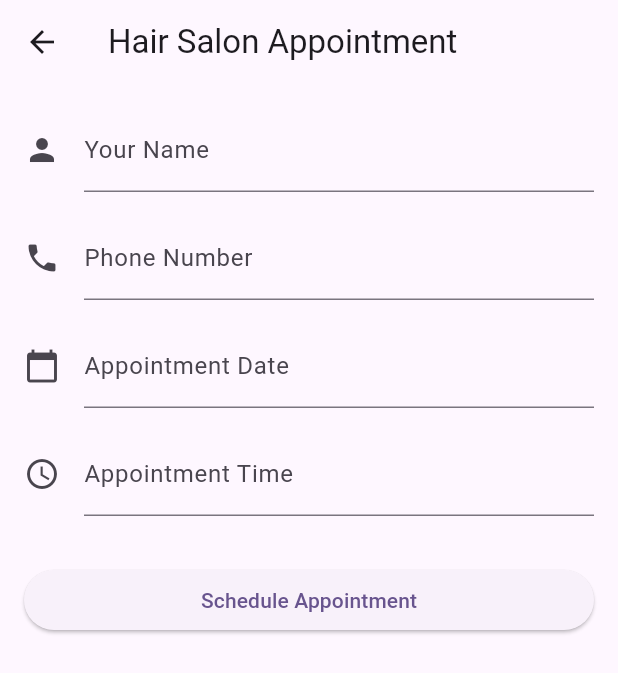
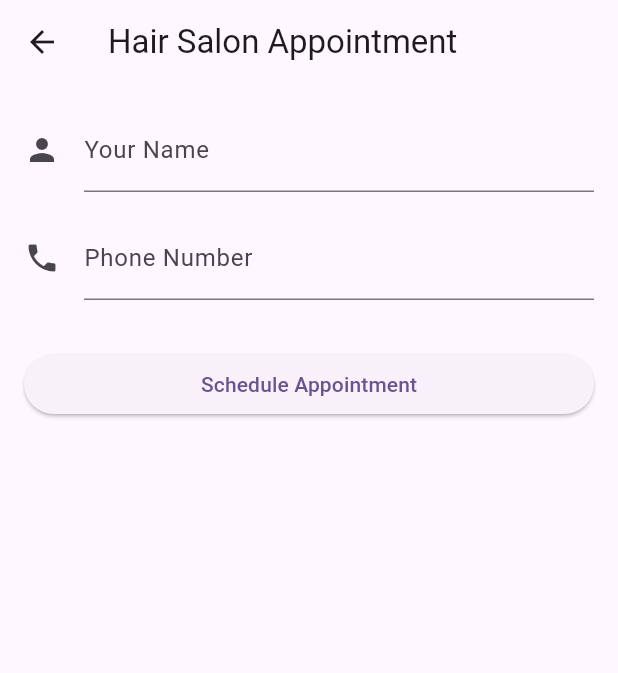
Before and after one commit to jorgesanfz/manager, a Flutter app: the HairSalonAppointmentForm screen opened directly, after a tap on "Schedule Appointment", on a phone screen of 412 x 824 dp. Shown: the top 673 px of the screen. Run offline on Flutter 3.47's test engine with Material 3 defaults, Android fonts, the phone set to English and light mode, and no system bars; our stand-ins replace flutter_riverpod.

Commit message:
💄 form

```diff
--- a/lib/widgets/booking_calendar/day_view.dart
+++ b/lib/widgets/booking_calendar/day_view.dart
@@ -122,7 +122,7 @@ void _showDialog(BuildContext context) {
     context: context,
     builder: (BuildContext context) {
         return Container(
-         padding: EdgeInsets.all(50),
+         padding: EdgeInsets.all(140),
             child: Dialog(
           child: HairSalonAppointmentForm(),),
       );
--- a/lib/widgets/meet/form.dart
+++ b/lib/widgets/meet/form.dart
@@ -52,40 +52,10 @@ class _HairSalonAppointmentFormState extends State<HairSalonAppointmentForm> {
                   return null;
                 },
               ),
-              SizedBox(height: 16),
-              TextFormField(
-                controller: dateController,
-                keyboardType: TextInputType.datetime,
-                decoration: InputDecoration(
-                  labelText: 'Appointment Date',
-                  icon: Icon(Icons.calendar_today),
-                ),
-                validator: (value) {
-                  if (value == null || value.isEmpty) {
-                    return 'Please enter the appointment date';
-                  }
-                  return null;
-                },
-              ),
-              SizedBox(height: 16),
-              TextFormField(
-                controller: timeController,
-                keyboardType: TextInputType.datetime,
-                decoration: InputDecoration(
-                  labelText: 'Appointment Time',
-                  icon: Icon(Icons.access_time),
-                ),
-                validator: (value) {
-                  if (value == null || value.isEmpty) {
-                    return 'Please enter the appointment time';
-                  }
-                  return null;
-                },
-              ),
               SizedBox(height: 32),
               ElevatedButton(
                 onPressed: () {
-                  if (Form.of(context)!.validate()) {
+                  if (Form.of(context).validate()) {
                     // Submit the form data
                     // You can add your logic here, like saving the appointment details
                     // or navigating to another screen
```
